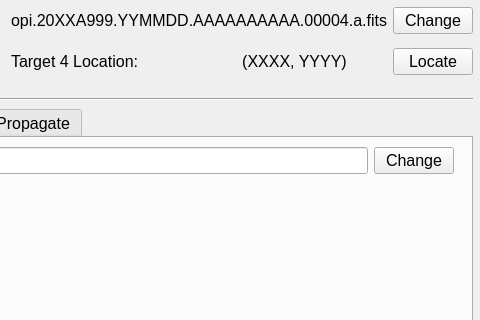
Above: src/opihiexarata/gui/qtui/manual.ui from psmd-iberutaru/OpihiExarata before the change; both pictures show x 488 to 968 and y 349 to 669 of the 968 by 850 pixel window. Below: the same form after it.
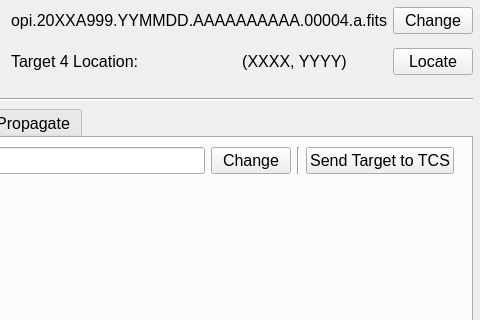
That is the form after the change.

Commit message: Added middle mouse button proxy to zoom.

```diff
--- a/src/opihiexarata/gui/qtui/manual.ui
+++ b/src/opihiexarata/gui/qtui/manual.ui
@@ -421,6 +421,20 @@
               </property>
              </widget>
             </item>
+            <item>
+             <widget class="Line" name="line_33">
+              <property name="orientation">
+               <enum>Qt::Vertical</enum>
+              </property>
+             </widget>
+            </item>
+            <item>
+             <widget class="QPushButton" name="push_button_send_target_to_tcs">
+              <property name="text">
+               <string>Send Target to TCS</string>
+              </property>
+             </widget>
+            </item>
            </layout>
           </item>
           <item>
```
The commit also changes 7 other files.
